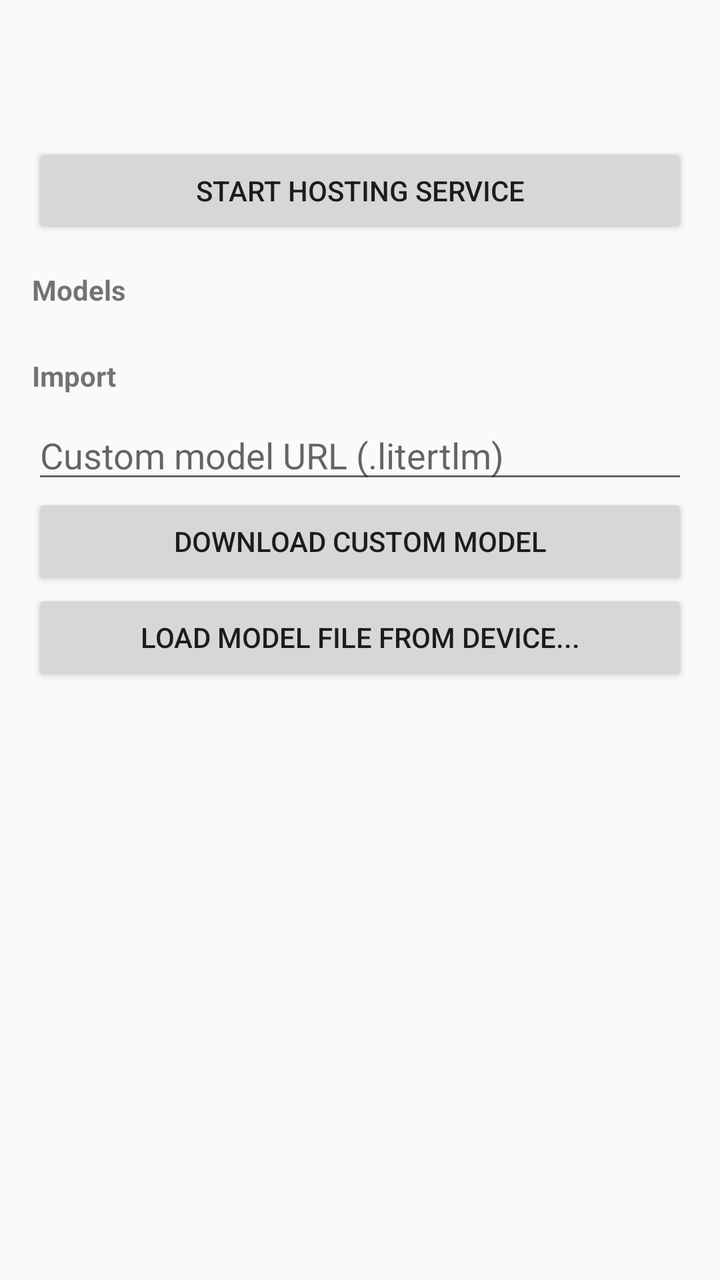
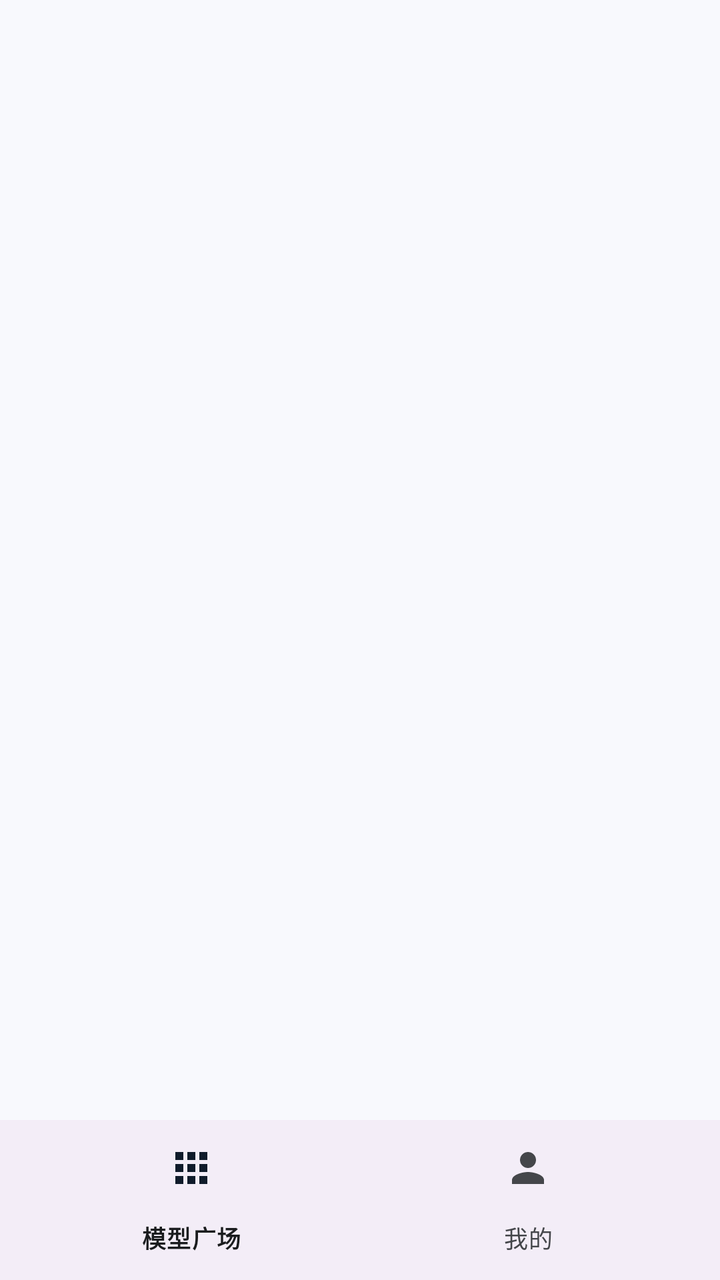

The first picture is an Android layout as it rendered before a commit; the second is the same layout after the commit. The layout source and the unified diff follow.
<!-- AndroidManifest.xml: application theme Theme.LlmHost -->
<!-- res/layout/activity_main.xml -->
<?xml version="1.0" encoding="utf-8"?>
<ScrollView xmlns:android="http://schemas.android.com/apk/res/android"
    android:layout_width="match_parent"
    android:layout_height="match_parent">

    <LinearLayout
        android:id="@+id/root"
        android:layout_width="match_parent"
        android:layout_height="wrap_content"
        android:orientation="vertical"
        android:padding="16dp">

        <TextView
            android:id="@+id/statusText"
            android:layout_width="match_parent"
            android:layout_height="wrap_content"
            android:textSize="16sp"
            android:textStyle="bold"
            android:paddingBottom="4dp" />

        <TextView
            android:id="@+id/detailText"
            android:layout_width="match_parent"
            android:layout_height="wrap_content"
            android:textSize="13sp"
            android:paddingBottom="12dp" />

        <Button
            android:id="@+id/startServiceButton"
            android:layout_width="match_parent"
            android:layout_height="wrap_content"
            android:text="Start hosting service" />

        <TextView
            android:layout_width="match_parent"
            android:layout_height="wrap_content"
            android:paddingTop="16dp"
            android:paddingBottom="8dp"
            android:text="Models"
            android:textSize="14sp"
            android:textStyle="bold" />

        <LinearLayout
            android:id="@+id/modelList"
            android:layout_width="match_parent"
            android:layout_height="wrap_content"
            android:orientation="vertical" />

        <TextView
            android:layout_width="match_parent"
            android:layout_height="wrap_content"
            android:paddingTop="16dp"
            android:paddingBottom="8dp"
            android:text="Import"
            android:textSize="14sp"
            android:textStyle="bold" />

        <EditText
            android:id="@+id/customUrlInput"
            android:layout_width="match_parent"
            android:layout_height="wrap_content"
            android:hint="Custom model URL (.litertlm)"
            android:inputType="textUri" />

        <Button
            android:id="@+id/downloadCustomButton"
            android:layout_width="match_parent"
            android:layout_height="wrap_content"
            android:text="Download custom model" />

        <Button
            android:id="@+id/linkLocalButton"
            android:layout_width="match_parent"
            android:layout_height="wrap_content"
            android:text="Load model file from device..." />
    </LinearLayout>
</ScrollView>
<!-- resources referenced by this layout -->
<resources>
  <style name="Theme.LlmHost" parent="Theme.AppCompat.Light.DarkActionBar">
          <item name="colorPrimary">#1A73E8</item>
          <item name="colorPrimaryDark">#1557B0</item>
          <item name="colorAccent">#1A73E8</item>
      </style>
</resources>

<!-- the commit's change to res/layout/activity_main.xml (unified diff, before → after) -->
@@ -1,77 +1,218 @@
 <?xml version="1.0" encoding="utf-8"?>
-<ScrollView xmlns:android="http://schemas.android.com/apk/res/android"
+<LinearLayout xmlns:android="http://schemas.android.com/apk/res/android"
+    xmlns:app="http://schemas.android.com/apk/res-auto"
+    android:id="@+id/root"
     android:layout_width="match_parent"
-    android:layout_height="match_parent">
-
-    <LinearLayout
-        android:id="@+id/root"
+    android:layout_height="match_parent"
+    android:orientation="vertical">
+
+    <FrameLayout
+        android:id="@+id/contentContainer"
+        android:layout_width="match_parent"
+        android:layout_height="0dp"
+        android:layout_weight="1">
+
+        
+        <LinearLayout
+            android:id="@+id/marketplaceLayout"
+            android:layout_width="match_parent"
+            android:layout_height="match_parent"
+            android:orientation="vertical">
+
+            <com.google.android.material.progressindicator.LinearProgressIndicator
+                android:id="@+id/downloadProgress"
+                android:layout_width="match_parent"
+                android:layout_height="wrap_content"
+                android:layout_marginStart="16dp"
+                android:layout_marginTop="16dp"
+                android:layout_marginEnd="16dp"
+                android:visibility="gone"
+                app:indicatorColor="?attr/colorPrimary"
+                app:trackColor="?attr/colorSurfaceVariant"
+                app:trackCornerRadius="4dp"
+                app:trackThickness="6dp" />
+
+            <TextView
+                android:id="@+id/downloadProgressLabel"
+                android:layout_width="wrap_content"
+                android:layout_height="wrap_content"
+                android:layout_marginStart="16dp"
+                android:layout_marginTop="6dp"
+                android:textAppearance="?attr/textAppearanceBodySmall"
+                android:textColor="?attr/colorPrimary"
+                android:visibility="gone" />
+
+            <ScrollView
+                android:layout_width="match_parent"
+                android:layout_height="match_parent"
+                android:fillViewport="true"
+                android:scrollbars="none">
+
+                <LinearLayout
+                    android:id="@+id/marketplaceList"
+                    android:layout_width="match_parent"
+                    android:layout_height="wrap_content"
+                    android:orientation="vertical"
+                    android:padding="16dp" />
+            </ScrollView>
+        </LinearLayout>
+
+        
+        <ScrollView
+            android:id="@+id/mineLayout"
+            android:layout_width="match_parent"
+            android:layout_height="match_parent"
+            android:fillViewport="true"
+            android:scrollbars="none"
+            android:visibility="gone">
+
+            <LinearLayout
+                android:layout_width="match_parent"
+                android:layout_height="wrap_content"
+                android:orientation="vertical"
+                android:paddingStart="16dp"
+                android:paddingTop="8dp"
+                android:paddingEnd="16dp"
+                android:paddingBottom="16dp">
+
+                
+                <com.google.android.material.card.MaterialCardView
+                    android:layout_width="match_parent"
+                    android:layout_height="wrap_content"
+                    app:cardCornerRadius="16dp"
+                    app:cardElevation="0dp"
+                    app:strokeWidth="0dp">
+
+                    <LinearLayout
+                        android:layout_width="match_parent"
+                        android:layout_height="wrap_content"
+                        android:orientation="vertical"
+                        android:padding="16dp">
+
+                        <TextView
+                            android:layout_width="wrap_content"
+                            android:layout_height="wrap_content"
+                            android:text="Status"
+                            android:textAppearance="?attr/textAppearanceLabelLarge"
+                            android:textColor="?attr/colorPrimary" />
+
+                        <TextView
+                            android:id="@+id/statusText"
+                            android:layout_width="match_parent"
+                            android:layout_height="wrap_content"
+                            android:layout_marginTop="8dp"
+                            android:textAppearance="?attr/textAppearanceTitleMedium"
+                            android:textColor="?attr/colorOnSurface" />
+
+                        <TextView
+                            android:id="@+id/detailText"
+                            android:layout_width="match_parent"
+                            android:layout_height="wrap_content"
+                            android:layout_marginTop="6dp"
+                            android:textAppearance="?attr/textAppearanceBodySmall"
+                            android:textColor="?attr/colorOnSurfaceVariant" />
+                    </LinearLayout>
+                </com.google.android.material.card.MaterialCardView>
+
+                
+                <TextView
+                    android:layout_width="wrap_content"
+                    android:layout_height="wrap_content"
+                    android:layout_marginTop="24dp"
+                    android:text="Active model"
+                    android:textAppearance="?attr/textAppearanceLabelLarge"
+                    android:textColor="?attr/colorPrimary" />
+
+                <Spinner
+                    android:id="@+id/modelSpinner"
+                    android:layout_width="match_parent"
+                    android:layout_height="wrap_content"
+                    android:layout_marginTop="8dp"
+                    android:spinnerMode="dropdown" />
+
+                
+                <com.google.android.material.button.MaterialButton
+                    android:id="@+id/startServiceButton"
+                    android:layout_width="match_parent"
+                    android:layout_height="wrap_content"
+                    android:layout_marginTop="20dp"
+                    android:text="Start hosting service"
+                    app:icon="@drawable/ic_play_arrow"
+                    app:iconTint="?attr/colorOnPrimary" />
+
+                <com.google.android.material.button.MaterialButton
+                    android:id="@+id/stopServiceButton"
+                    style="?attr/materialButtonOutlinedStyle"
+                    android:layout_width="match_parent"
+                    android:layout_height="wrap_content"
+                    android:layout_marginTop="12dp"
+                    android:text="Stop hosting service" />
+
+                
+                <TextView
+                    android:layout_width="wrap_content"
+                    android:layout_height="wrap_content"
+                    android:layout_marginTop="24dp"
+                    android:text="Import model"
+                    android:textAppearance="?attr/textAppearanceLabelLarge"
+                    android:textColor="?attr/colorPrimary" />
+
+                <com.google.android.material.card.MaterialCardView
+                    android:layout_width="match_parent"
+                    android:layout_height="wrap_content"
+                    android:layout_marginTop="12dp"
+                    app:cardCornerRadius="16dp"
+                    app:cardElevation="0dp"
+                    app:strokeWidth="0dp">
+
+                    <LinearLayout
+                        android:layout_width="match_parent"
+                        android:layout_height="wrap_content"
+                        android:orientation="vertical"
+                        android:padding="16dp">
+
+                        <com.google.android.material.textfield.TextInputLayout
+                            style="?attr/textInputFilledStyle"
+                            android:layout_width="match_parent"
+                            android:layout_height="wrap_content"
+                            android:hint="Custom model URL (.litertlm)">
+
+                            <com.google.android.material.textfield.TextInputEditText
+                                android:id="@+id/customUrlInput"
+                                android:layout_width="match_parent"
+                                android:layout_height="wrap_content"
+                                android:inputType="textUri"
+                                android:maxLines="1" />
+                        </com.google.android.material.textfield.TextInputLayout>
+
+                        <com.google.android.material.button.MaterialButton
+                            android:id="@+id/downloadCustomButton"
+                            android:layout_width="match_parent"
+                            android:layout_height="wrap_content"
+                            android:layout_marginTop="16dp"
+                            android:text="Download custom model"
+                            app:icon="@drawable/ic_download"
+                            app:iconTint="?attr/colorOnPrimary" />
+
+                        <com.google.android.material.button.MaterialButton
+                            android:id="@+id/linkLocalButton"
+                            style="?attr/materialButtonOutlinedStyle"
+                            android:layout_width="match_parent"
+                            android:layout_height="wrap_content"
+                            android:layout_marginTop="12dp"
+                            android:text="Load model file from device"
+                            app:icon="@drawable/ic_folder_open"
+                            app:iconTint="?attr/colorPrimary" />
+                    </LinearLayout>
+                </com.google.android.material.card.MaterialCardView>
+            </LinearLayout>
+        </ScrollView>
+    </FrameLayout>
+
+    <com.google.android.material.bottomnavigation.BottomNavigationView
+        android:id="@+id/bottomNav"
         android:layout_width="match_parent"
         android:layout_height="wrap_content"
-        android:orientation="vertical"
-        android:padding="16dp">
-
-        <TextView
-            android:id="@+id/statusText"
-            android:layout_width="match_parent"
-            android:layout_height="wrap_content"
-            android:textSize="16sp"
-            android:textStyle="bold"
-            android:paddingBottom="4dp" />
-
-        <TextView
-            android:id="@+id/detailText"
-            android:layout_width="match_parent"
-            android:layout_height="wrap_content"
-            android:textSize="13sp"
-            android:paddingBottom="12dp" />
-
-        <Button
-            android:id="@+id/startServiceButton"
-            android:layout_width="match_parent"
-            android:layout_height="wrap_content"
-            android:text="Start hosting service" />
-
-        <TextView
-            android:layout_width="match_parent"
-            android:layout_height="wrap_content"
-            android:paddingTop="16dp"
-            android:paddingBottom="8dp"
-            android:text="Models"
-            android:textSize="14sp"
-            android:textStyle="bold" />
-
-        <LinearLayout
-            android:id="@+id/modelList"
-            android:layout_width="match_parent"
-            android:layout_height="wrap_content"
-            android:orientation="vertical" />
-
-        <TextView
-            android:layout_width="match_parent"
-            android:layout_height="wrap_content"
-            android:paddingTop="16dp"
-            android:paddingBottom="8dp"
-            android:text="Import"
-            android:textSize="14sp"
-            android:textStyle="bold" />
-
-        <EditText
-            android:id="@+id/customUrlInput"
-            android:layout_width="match_parent"
-            android:layout_height="wrap_content"
-            android:hint="Custom model URL (.litertlm)"
-            android:inputType="textUri" />
-
-        <Button
-            android:id="@+id/downloadCustomButton"
-            android:layout_width="match_parent"
-            android:layout_height="wrap_content"
-            android:text="Download custom model" />
-
-        <Button
-            android:id="@+id/linkLocalButton"
-            android:layout_width="match_parent"
-            android:layout_height="wrap_content"
-            android:text="Load model file from device..." />
-    </LinearLayout>
-</ScrollView>
+        app:labelVisibilityMode="labeled"
+        app:menu="@menu/bottom_nav" />
+</LinearLayout>
<!-- resource entries referenced after the edit -->
@@ -1,9 +1,88 @@
 <!-- resources referenced by this layout -->
 <resources>
-  <style name="Theme.LlmHost" parent="Theme.AppCompat.Light.DarkActionBar">
-          <item name="colorPrimary">#1A73E8</item>
-          <item name="colorPrimaryDark">#1557B0</item>
-          <item name="colorAccent">#1A73E8</item>
+  <!-- drawable ic_download (drawable) -->
+  <vector xmlns:android="http://schemas.android.com/apk/res/android"
+      android:width="24dp"
+      android:height="24dp"
+      android:viewportWidth="24"
+      android:viewportHeight="24">
+      <path
+          android:fillColor="#FF000000"
+          android:pathData="M19,9h-4V3H9v6H5l7,7 7,-7zM5,18v2h14v-2H5z" />
+  </vector>
+  <!-- drawable ic_folder_open (drawable) -->
+  <vector xmlns:android="http://schemas.android.com/apk/res/android"
+      android:width="24dp"
+      android:height="24dp"
+      android:viewportWidth="24"
+      android:viewportHeight="24">
+      <path
+          android:fillColor="#FF000000"
+          android:pathData="M20,6h-8l-2,-2H4C2.9,4 2,4.9 2,6v12c0,1.1 0.9,2 2,2h16c1.1,0 2,-0.9 2,-2V8C22,6.9 21.1,6 20,6zM20,18H4V8h16V18z" />
+  </vector>
+  <!-- drawable ic_play_arrow (drawable) -->
+  <vector xmlns:android="http://schemas.android.com/apk/res/android"
+      android:width="24dp"
+      android:height="24dp"
+      android:viewportWidth="24"
+      android:viewportHeight="24">
+      <path
+          android:fillColor="#FF000000"
+          android:pathData="M8,5v14l11,-7z" />
+  </vector>
+  <style name="Theme.LlmHost" parent="Theme.Material3.DayNight.NoActionBar">
+          <item name="colorPrimary">@color/md_primary</item>
+          <item name="colorOnPrimary">@color/md_on_primary</item>
+          <item name="colorPrimaryContainer">@color/md_primary_container</item>
+          <item name="colorOnPrimaryContainer">@color/md_on_primary_container</item>
+  
+          <item name="colorSecondary">@color/md_secondary</item>
+          <item name="colorOnSecondary">@color/md_on_secondary</item>
+          <item name="colorSecondaryContainer">@color/md_secondary_container</item>
+          <item name="colorOnSecondaryContainer">@color/md_on_secondary_container</item>
+  
+          <item name="colorTertiary">@color/md_tertiary</item>
+          <item name="colorOnTertiary">@color/md_on_tertiary</item>
+          <item name="colorTertiaryContainer">@color/md_tertiary_container</item>
+          <item name="colorOnTertiaryContainer">@color/md_on_tertiary_container</item>
+  
+          <item name="colorError">@color/md_error</item>
+          <item name="colorOnError">@color/md_on_error</item>
+          <item name="colorErrorContainer">@color/md_error_container</item>
+          <item name="colorOnErrorContainer">@color/md_on_error_container</item>
+  
+          <item name="android:colorBackground">@color/md_background</item>
+          <item name="colorOnBackground">@color/md_on_background</item>
+          <item name="colorSurface">@color/md_surface</item>
+          <item name="colorOnSurface">@color/md_on_surface</item>
+          <item name="colorSurfaceVariant">@color/md_surface_variant</item>
+          <item name="colorOnSurfaceVariant">@color/md_on_surface_variant</item>
+          <item name="colorOutline">@color/md_outline</item>
+          <item name="colorOutlineVariant">@color/md_outline_variant</item>
       </style>
+  <color name="md_primary">#0B57D0</color>
+  <color name="md_on_primary">#FFFFFF</color>
+  <color name="md_primary_container">#D3E3FD</color>
+  <color name="md_on_primary_container">#041E49</color>
+  <color name="md_secondary">#535F70</color>
+  <color name="md_on_secondary">#FFFFFF</color>
+  <color name="md_secondary_container">#D7E3F8</color>
+  <color name="md_on_secondary_container">#101C2B</color>
+  <color name="md_tertiary">#00639B</color>
+  <color name="md_on_tertiary">#FFFFFF</color>
+  <color name="md_tertiary_container">#CCE5FF</color>
+  <color name="md_on_tertiary_container">#001D32</color>
+  <color name="md_error">#B3261E</color>
+  <color name="md_on_error">#FFFFFF</color>
+  <color name="md_error_container">#F9DEDC</color>
+  <color name="md_on_error_container">#410E0B</color>
+  <color name="md_background">#F8F9FD</color>
+  <color name="md_on_background">#1A1C1E</color>
+  <color name="md_surface">#F8F9FD</color>
+  <color name="md_on_surface">#1A1C1E</color>
+  <color name="md_surface_variant">#E1E3E8</color>
+  <color name="md_on_surface_variant">#44464A</color>
+  <color name="md_outline">#74777C</color>
+  <color name="md_outline_variant">#C4C6CB</color>
 </resources>
 
